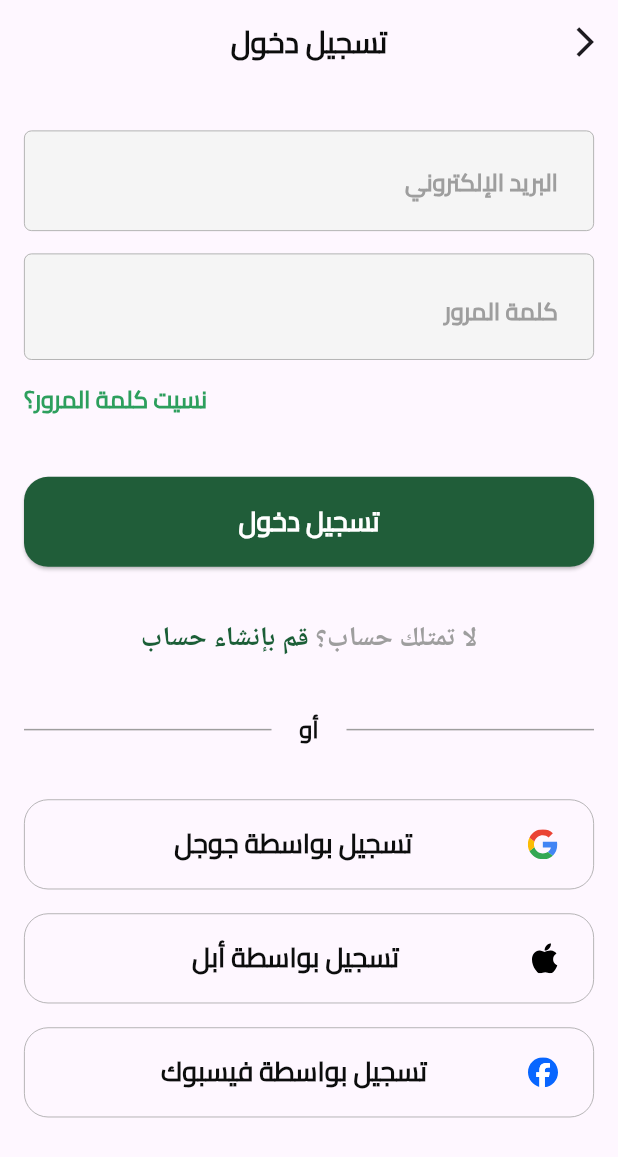
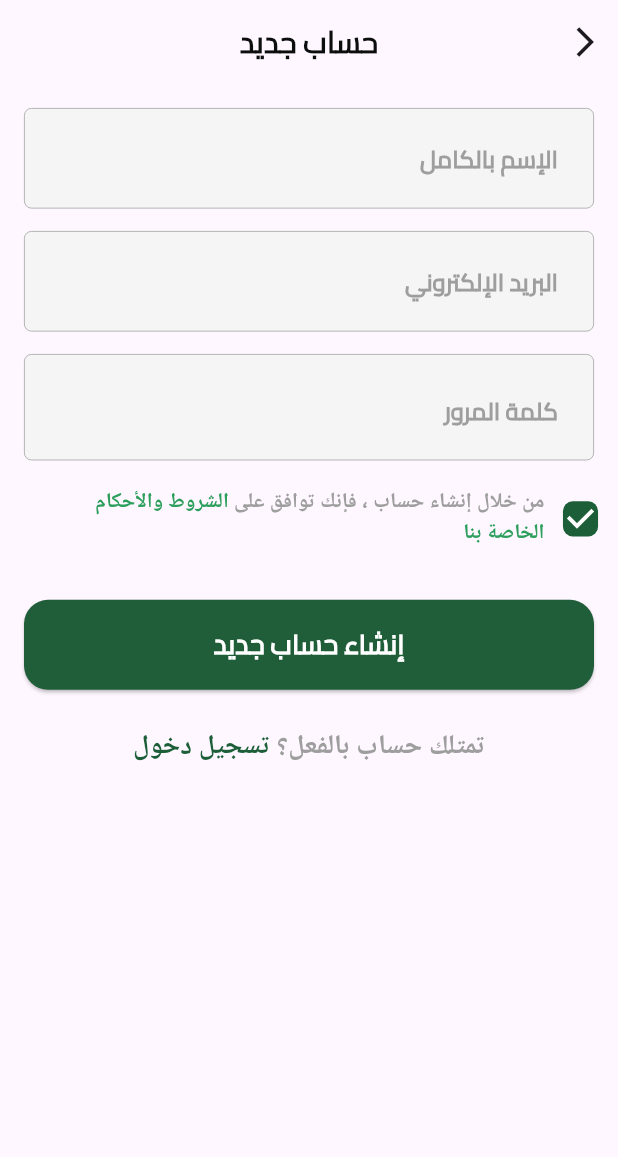
Before and after one commit to elbahy/Fruits_Hub_Ecommerce_App, a Flutter app: the LoginView screen opened by its route, after a tap on an icon or button, on a phone screen of 412 x 824 dp. Shown: the top 1157 px of the screen. Run offline on Flutter 3.47's test engine with Material 3 defaults, Android fonts, the phone set to English and light mode, and no system bars; our stand-ins replace flutter_svg, get_it, shared_preferences; accounts and stored records are empty.

Commit message:
register screen ui finished

```diff
--- a/lib/core/router/app_routers.dart
+++ b/lib/core/router/app_routers.dart
@@ -3,4 +3,5 @@ abstract class AppRouters {
   static const onBoarding = '/onBoarding';
   static const home = '/home';
   static const login = '/login';
+  static const register = '/register';
 }
--- a/lib/core/router/rotuting.dart
+++ b/lib/core/router/rotuting.dart
@@ -1,6 +1,7 @@
 import 'package:flutter/material.dart';
 import 'package:fruits_hub/core/router/app_routers.dart';
 import 'package:fruits_hub/features/auth/presentation/views/login_view.dart';
+import 'package:fruits_hub/features/auth/presentation/views/register_view.dart';
 import 'package:fruits_hub/features/home/presentation/views/home_view.dart';
 import 'package:fruits_hub/features/onboarding/presentation/views/onboarding_view.dart';
 import 'package:fruits_hub/features/splash/presentation/views/splash_view.dart';
@@ -15,6 +16,8 @@ Route<dynamic> onGenerateRoute(RouteSettings settings) {
       return MaterialPageRoute(builder: (context) => const LoginView());
     case AppRouters.home:
       return MaterialPageRoute(builder: (context) => const HomeView());
+    case AppRouters.register:
+      return MaterialPageRoute(builder: (context) => const RegisterView());
 
     default:
       return MaterialPageRoute(builder: (context) => const Scaffold());
--- a/lib/features/auth/presentation/views/login_view.dart
+++ b/lib/features/auth/presentation/views/login_view.dart
@@ -1,4 +1,5 @@
 import 'package:flutter/material.dart';
+import 'package:fruits_hub/core/router/app_routers.dart';
 import 'package:fruits_hub/features/auth/presentation/widgets/create_account_text.dart';
 import 'package:fruits_hub/features/auth/presentation/widgets/login_form_widget.dart';
 import 'package:fruits_hub/features/auth/presentation/widgets/soical_login_section.dart';
@@ -21,7 +22,11 @@ class LoginView extends StatelessWidget {
               SizedBox(height: 15),
               LoginFormWidget(),
               SizedBox(height: 35),
-              CreateAccountTextWidget(),
+              CreateAccountTextWidget(
+                text1: "لا تمتلك حساب؟ ",
+                text2: "قم بإنشاء حساب",
+                screen: AppRouters.register,
+              ),
               SizedBox(height: 35),
               SocialLoginSection()
             ],
--- /dev/null
+++ b/lib/features/auth/presentation/views/register_view.dart
@@ -0,0 +1,27 @@
+import 'package:flutter/material.dart';
+import 'package:fruits_hub/features/auth/presentation/widgets/custom_text_field.dart';
+import 'package:fruits_hub/features/auth/presentation/widgets/register_form_field.dart';
+
+class RegisterView extends StatelessWidget {
+  const RegisterView({super.key});
+
+  @override
+  Widget build(BuildContext context) {
+    return Scaffold(
+      appBar: AppBar(
+        title: const Text('حساب جديد'),
+        leading: const Icon(Icons.arrow_back_ios),
+      ),
+      body: const SingleChildScrollView(
+        child: Padding(
+          padding: EdgeInsets.all(16),
+          child: Column(
+            children: [
+              RegisterFormWidget(),
+            ],
+          ),
+        ),
+      ),
+    );
+  }
+}
--- a/lib/features/auth/presentation/widgets/create_account_text.dart
+++ b/lib/features/auth/presentation/widgets/create_account_text.dart
@@ -1,24 +1,32 @@
 import 'package:flutter/material.dart';
+import 'package:fruits_hub/core/router/app_routers.dart';
 import 'package:fruits_hub/core/utils/app_colors.dart';
 import 'package:fruits_hub/core/utils/app_styles.dart';
 
 class CreateAccountTextWidget extends StatelessWidget {
   const CreateAccountTextWidget({
     super.key,
+    required this.text1,
+    required this.text2,
+    required this.screen,
   });
-
+  final String text1;
+  final String text2;
+  final String screen;
   @override
   Widget build(BuildContext context) {
     return GestureDetector(
-      onTap: () {},
+      onTap: () {
+        Navigator.of(context).pushNamed(screen);
+      },
       child: Text.rich(
         TextSpan(
           children: [
             TextSpan(
-                text: "لا تمتلك حساب؟ ",
+                text: text1,
                 style: AppStyles.semiBold18.copyWith(color: Colors.grey)),
             TextSpan(
-                text: "قم بإنشاء حساب",
+                text: text2,
                 style: AppStyles.semiBold18
                     .copyWith(color: AppColors.primaryColor)),
           ],
--- /dev/null
+++ b/lib/features/auth/presentation/widgets/register_form_field.dart
@@ -0,0 +1,33 @@
+import 'package:flutter/material.dart';
+import 'package:fruits_hub/core/router/app_routers.dart';
+import 'package:fruits_hub/core/widgets/custom_button_widget.dart';
+import 'package:fruits_hub/features/auth/presentation/widgets/create_account_text.dart';
+import 'package:fruits_hub/features/auth/presentation/widgets/custom_text_field.dart';
+import 'package:fruits_hub/features/auth/presentation/widgets/terms_and_conditions_widget.dart';
+
+class RegisterFormWidget extends StatelessWidget {
+  const RegisterFormWidget({
+    super.key,
+  });
+
+  @override
+  Widget build(BuildContext context) {
+    return Form(
+        child: Column(
+      children: [
+        const CustomTextField(hintText: 'الإسم بالكامل'),
+        const CustomTextField(hintText: 'البريد الإلكتروني'),
+        const CustomTextField(hintText: 'كلمة المرور', obscureText: true),
+        const TermsAndConditionsWidget(),
+        const SizedBox(height: 30),
+        CustomButton(onPressed: () {}, text: 'إنشاء حساب جديد'),
+        const SizedBox(height: 25),
+        const CreateAccountTextWidget(
+          text1: 'تمتلك حساب بالفعل؟ ',
+          text2: 'تسجيل دخول',
+          screen: AppRouters.login,
+        ),
+      ],
+    ));
+  }
+}
--- a/lib/features/auth/presentation/widgets/social_login_button_widget.dart
+++ b/lib/features/auth/presentation/widgets/social_login_button_widget.dart
@@ -1,6 +1,5 @@
 import 'package:flutter/material.dart';
 import 'package:flutter_svg/svg.dart';
-import 'package:fruits_hub/core/utils/app_assets.dart';
 import 'package:fruits_hub/core/utils/app_colors.dart';
 import 'package:fruits_hub/core/utils/app_styles.dart';
 
--- /dev/null
+++ b/lib/features/auth/presentation/widgets/terms_and_conditions_widget.dart
@@ -0,0 +1,46 @@
+import 'package:flutter/material.dart';
+import 'package:fruits_hub/core/utils/app_colors.dart';
+import 'package:fruits_hub/core/utils/app_styles.dart';
+
+class TermsAndConditionsWidget extends StatelessWidget {
+  const TermsAndConditionsWidget({
+    super.key,
+  });
+
+  @override
+  Widget build(BuildContext context) {
+    return Transform.translate(
+      offset: const Offset(15, 0),
+      child: Row(
+        children: [
+          Transform.scale(
+            scale: 1.3,
+            child: Checkbox(
+              value: true,
+              onChanged: (value) {},
+              activeColor: AppColors.primaryColor,
+              shape: RoundedRectangleBorder(
+                  borderRadius: BorderRadius.circular(5),
+                  side: const BorderSide(color: AppColors.grey, width: 1)),
+            ),
+          ),
+          SizedBox(
+            width: MediaQuery.of(context).size.width - 32 - 48,
+            child: Text.rich(TextSpan(
+              children: [
+                TextSpan(
+                  text: 'من خلال إنشاء حساب ، فإنك توافق على ',
+                  style: AppStyles.semiBold14.copyWith(color: AppColors.grey),
+                ),
+                TextSpan(
+                    text: 'الشروط والأحكام الخاصة بنا',
+                    style: AppStyles.semiBold14
+                        .copyWith(color: AppColors.textColor)),
+              ],
+            )),
+          ),
+        ],
+      ),
+    );
+  }
+}
```
